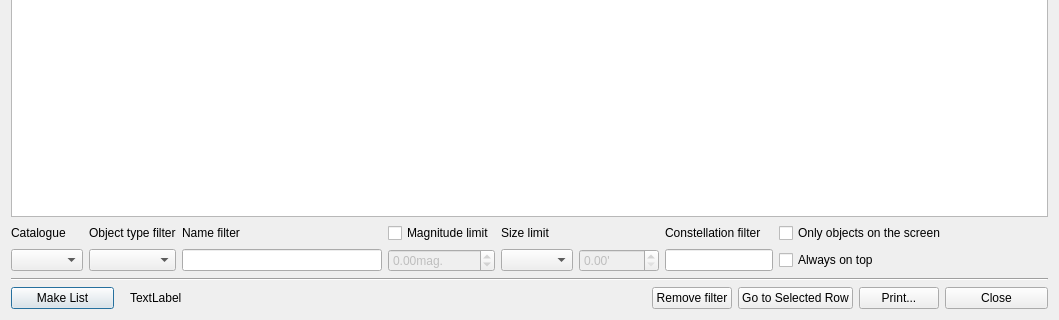
The window that cdsocatalogue.ui (PavelMr/skytechx) describes before a commit, drawn with Qt 5; both pictures show x 0 to 1059 and y 167 to 487 of the 1059 by 487 pixel window.
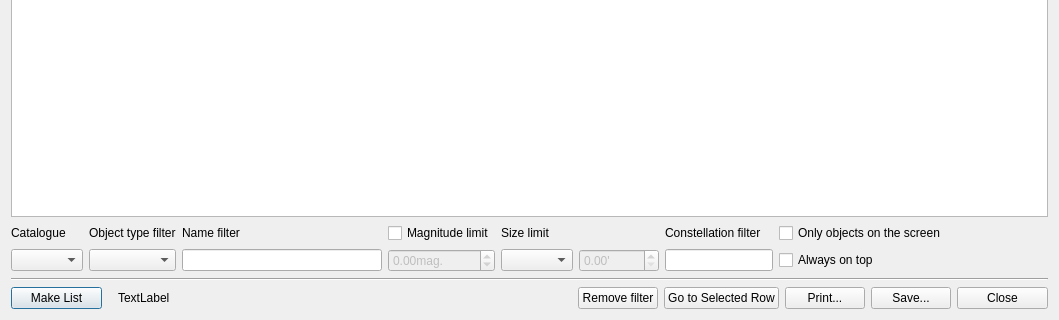
The same window after the commit.

What changed in the file:
```diff
--- a/cdsocatalogue.ui
+++ b/cdsocatalogue.ui
@@ -192,7 +192,7 @@
     </layout>
    </item>
    <item row="5" column="0">
-    <layout class="QHBoxLayout" name="horizontalLayout" stretch="1,2,3,2,0,1,0,1">
+    <layout class="QHBoxLayout" name="horizontalLayout" stretch="1,2,3,2,0,1,0,0,1">
      <item>
       <widget class="QPushButton" name="pushButton_2">
        <property name="text">
@@ -257,6 +257,13 @@
        </property>
       </widget>
      </item>
+     <item>
+      <widget class="QPushButton" name="pushButton_6">
+       <property name="text">
+        <string>Save...</string>
+       </property>
+      </widget>
+     </item>
      <item>
       <widget class="QPushButton" name="pushButton">
        <property name="text">
```
